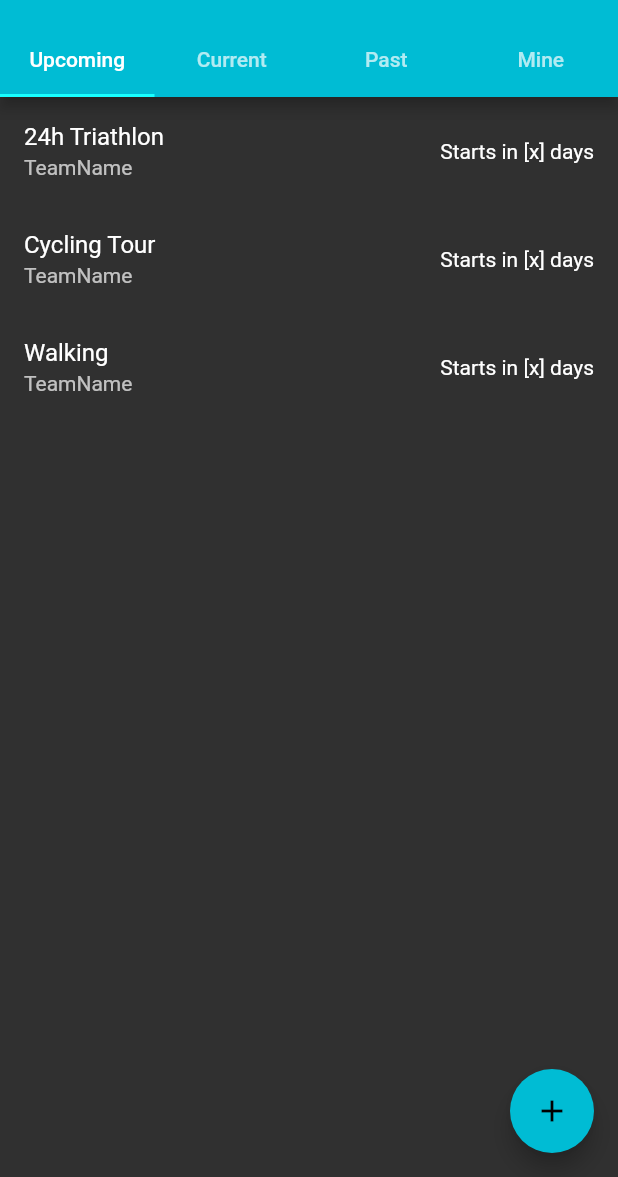
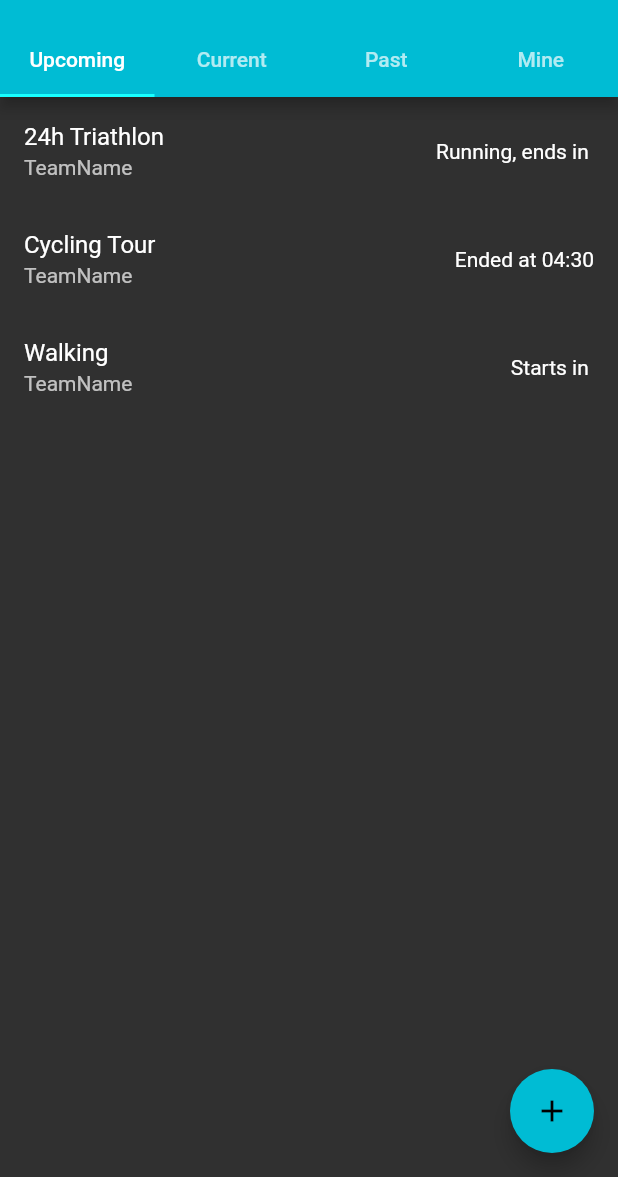
Before and after one commit to lukaselmer/hackzurich2020, a Flutter app: the screen it shows after launch, on a phone screen of 412 x 824 dp, the part 59-1236 px from its top. Run offline on Flutter 3.47's test engine with Material 2 defaults, Android fonts, the phone set to English and light mode, and no system bars; missing offline and left inert: duration.

Commit message:
Challenge details, improve challenges, linting

```diff
--- a/app/lib/challenges/challenge_page.dart
+++ b/app/lib/challenges/challenge_page.dart
@@ -11,8 +11,7 @@ class ChallengePage extends StatelessWidget {
     return buildChallenge(challenge);
   }
 
-  Widget buildChallenge(Challenge challenge) {
-    return DefaultTabController(
+  Widget buildChallenge(Challenge challenge) => DefaultTabController(
         length: 3,
         child: Scaffold(
           appBar: AppBar(
@@ -36,4 +35,3 @@ class ChallengePage extends StatelessWidget {
         ),
       );
 }
-}
--- a/app/lib/challenges/challenges_page.dart
+++ b/app/lib/challenges/challenges_page.dart
@@ -1,11 +1,12 @@
 import 'package:app/challenges/challenges_filter.dart';
 import 'package:app/models/challenge.dart';
+import 'package:app/util/datetime.dart';
+import 'package:duration/duration.dart';
 import 'package:flutter/material.dart';
 
 class ChallengesPage extends StatelessWidget {
   @override
-  Widget build(BuildContext context) {
-    return DefaultTabController(
+  Widget build(BuildContext context) => DefaultTabController(
         length: 4,
         child: Scaffold(
           appBar: AppBar(
@@ -36,7 +37,6 @@ class ChallengesPage extends StatelessWidget {
           ),
         ),
       );
-  }
 
   Widget buildChallenges(BuildContext context, List<Challenge> challenges) {
     if (challenges.isEmpty) return Text('');
@@ -48,7 +48,7 @@ class ChallengesPage extends StatelessWidget {
               key: Key(challenge.id),
               title: Text(challenge.challengeName),
               subtitle: Text(challenge.teamName),
-              trailing: Text("Starts in [x] days"),
+              trailing: Text(formatTrailing(challenge)),
               onTap: () => Navigator.pushNamed(
                 context,
                 'challenge',
@@ -60,3 +60,24 @@ class ChallengesPage extends StatelessWidget {
     );
   }
 }
+
+String formatTrailing(Challenge challenge) {
+  if (!challenge.started) {
+    final diff = printDuration(
+      DateTime.now().difference(challenge.startsAt).abs(),
+      abbreviated: true,
+      tersity: DurationTersity.hour,
+    );
+    return 'Starts in $diff';
+  }
+  if (!challenge.running) {
+    final diff = printDuration(
+      DateTime.now().difference(challenge.endsAt).abs(),
+      abbreviated: true,
+      tersity: DurationTersity.hour,
+    );
+    return 'Running, ends in $diff';
+  }
+
+  return 'Ended at ${formatHourAndMinute(challenge.endsAt)}';
+}
--- a/app/lib/models/activity.dart
+++ b/app/lib/models/activity.dart
@@ -5,19 +5,25 @@ import 'package:meta/meta.dart';
 class Activity {
   final String id;
   final String sport;
-  final DateTime startingAt;
+  final DateTime startsAt;
   final Duration duration;
   final User user;
 
   Activity({
     @required this.id,
     @required this.sport,
-    @required this.startingAt,
+    @required this.startsAt,
     @required this.duration,
     @required this.user,
   });
 
-  int calculateScore() {
-    return 42;
-  }
+  int calculateScore() => 42;
+
+  DateTime get endsAt => startsAt.add(duration);
+
+  bool get running => started && !ended;
+
+  bool get started => DateTime.now().isAfter(startsAt);
+
+  bool get ended => DateTime.now().isBefore(endsAt);
 }
--- a/app/lib/models/challenge.dart
+++ b/app/lib/models/challenge.dart
@@ -7,7 +7,7 @@ class Challenge {
   final String id;
   final String challengeName;
   final String teamName;
-  final DateTime startingAt;
+  final DateTime startsAt;
   final List<User> users;
   final List<Activity> activities;
 
@@ -15,12 +15,22 @@ class Challenge {
     @required this.id,
     @required this.challengeName,
     @required this.teamName,
-    @required this.startingAt,
+    @required this.startsAt,
     @required this.users,
     @required this.activities,
   });
 
   Duration get totalDuration => activities
       .map((activity) => activity.duration)
-      .reduce((value, element) => value + element);
+      .fold(Duration(), (value, element) => value + element);
+
+  bool get running => started && !ended;
+
+  bool get started => DateTime.now().isAfter(startsAt);
+
+  bool get ended => DateTime.now().isBefore(endsAt);
+
+  DateTime get endsAt => _lastActivity?.endsAt ?? startsAt;
+
+  Activity get _lastActivity => activities.isEmpty ? null : activities.last;
 }
```
Also changed, not shown: app/analysis_options.yaml (added, +64 -0 lines), app/lib/challenges/join_page.dart (+3 -5 lines), app/lib/challenges/participants_page.dart (+22 -15 lines), app/lib/challenges/progress_page.dart (+3 -5 lines), app/lib/data/challenges.dart (+7 -7 lines), app/lib/util/datetime.dart (+4 -4 lines), app/pubspec.yaml (+7 -1 lines), 5 other files. Lines whose indentation alone changed are shown as unchanged.
